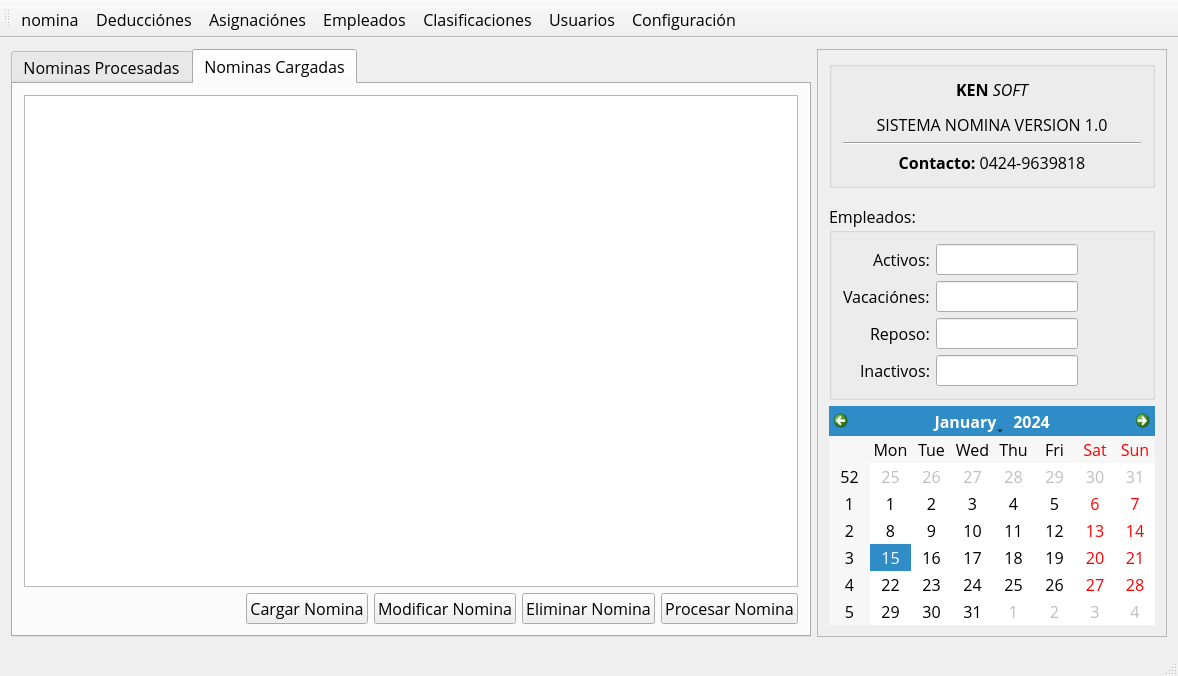
Above: mainwindow.ui from kendryfbo/sistema-nomina before the change. Below: the same form after it.
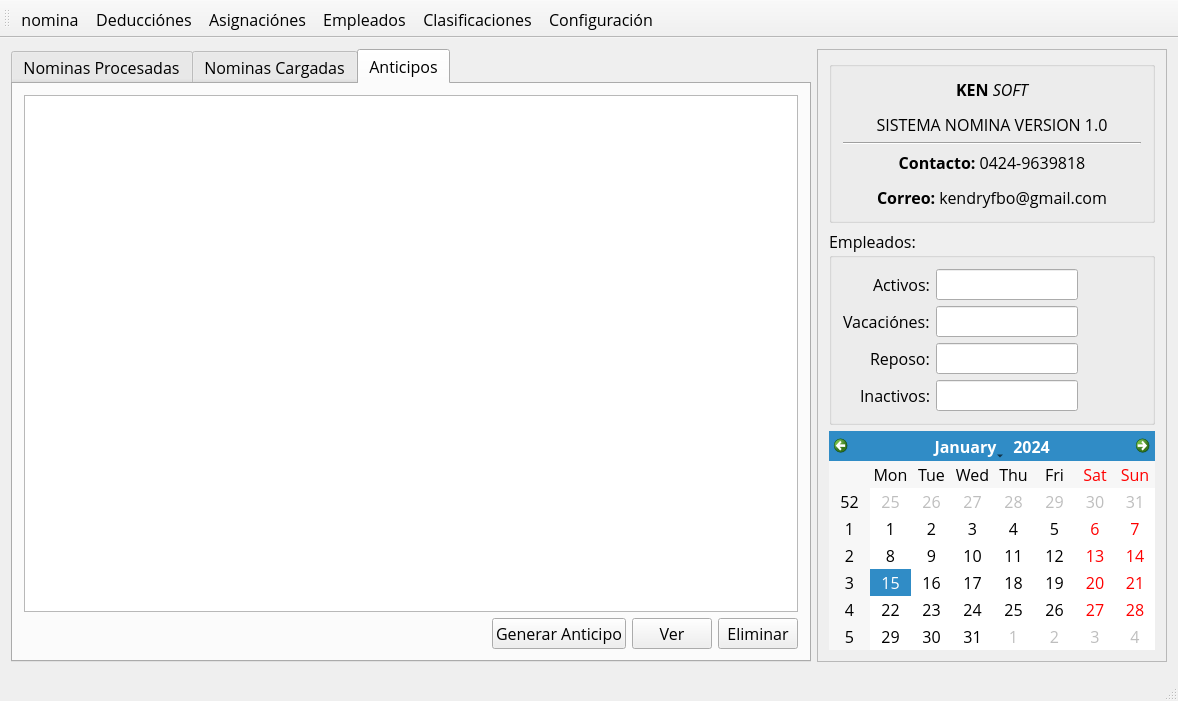
That is the form after the change. Icons and pictures are not drawn.

Commit message: Se agrego el modulo de anticipos al sistema de nomina

What changed in the file:
```diff
--- a/mainwindow.ui
+++ b/mainwindow.ui
@@ -14,6 +14,7 @@
    <font>
     <family>Open Sans</family>
     <pointsize>12</pointsize>
+    <stylestrategy>PreferAntialias</stylestrategy>
    </font>
   </property>
   <property name="windowTitle">
@@ -29,8 +30,11 @@
         <height>0</height>
        </size>
       </property>
+      <property name="tabPosition">
+       <enum>QTabWidget::North</enum>
+      </property>
       <property name="currentIndex">
-       <number>1</number>
+       <number>2</number>
       </property>
       <widget class="QWidget" name="tab">
        <attribute name="title">
@@ -142,6 +146,13 @@
         </item>
         <item row="0" column="0">
          <widget class="QTableView" name="nominaCargadaTableView">
+          <property name="font">
+           <font>
+            <pointsize>10</pointsize>
+            <weight>50</weight>
+            <bold>false</bold>
+           </font>
+          </property>
           <property name="alternatingRowColors">
            <bool>true</bool>
           </property>
@@ -154,10 +165,84 @@
           <attribute name="horizontalHeaderCascadingSectionResizes">
            <bool>false</bool>
           </attribute>
+          <attribute name="horizontalHeaderStretchLastSection">
+           <bool>true</bool>
+          </attribute>
          </widget>
         </item>
        </layout>
       </widget>
+      <widget class="QWidget" name="tab_3">
+       <attribute name="title">
+        <string>Anticipos</string>
+       </attribute>
+       <layout class="QGridLayout" name="gridLayout_7">
+        <item row="0" column="0">
+         <widget class="QTableView" name="anticipoTableView">
+          <property name="font">
+           <font>
+            <pointsize>10</pointsize>
+            <weight>50</weight>
+            <bold>false</bold>
+           </font>
+          </property>
+          <property name="alternatingRowColors">
+           <bool>true</bool>
+          </property>
+          <property name="selectionMode">
+           <enum>QAbstractItemView::SingleSelection</enum>
+          </property>
+          <property name="selectionBehavior">
+           <enum>QAbstractItemView::SelectRows</enum>
+          </property>
+          <attribute name="horizontalHeaderCascadingSectionResizes">
+           <bool>true</bool>
+          </attribute>
+          <attribute name="horizontalHeaderStretchLastSection">
+           <bool>true</bool>
+          </attribute>
+         </widget>
+        </item>
+        <item row="1" column="0">
+         <layout class="QHBoxLayout" name="horizontalLayout_7">
+          <item>
+           <spacer name="horizontalSpacer_7">
+            <property name="orientation">
+             <enum>Qt::Horizontal</enum>
+            </property>
+            <property name="sizeHint" stdset="0">
+             <size>
+              <width>40</width>
+              <height>20</height>
+             </size>
+            </property>
+           </spacer>
+          </item>
+          <item>
+           <widget class="QPushButton" name="CargarNomPushButton_2">
+            <property name="text">
+             <string>Generar Anticipo</string>
+            </property>
+           </widget>
+          </item>
+          <item>
+           <widget class="QPushButton" name="verAnticipoPushButton">
+            <property name="text">
+             <string>Ver</string>
+            </property>
+           </widget>
+          </item>
+          <item>
+           <widget class="QPushButton" name="CargarNomPushButton_4">
+            <property name="text">
+             <string>Eliminar</string>
+            </property>
+           </widget>
+          </item>
+         </layout>
+        </item>
+       </layout>
+      </widget>
      </widget>
     </item>
     <item row="0" column="1">
@@ -219,7 +304,7 @@
           <item row="2" column="0">
            <widget class="QLabel" name="label_6">
             <property name="text">
-             <string>&lt;html&gt;&lt;head/&gt;&lt;body&gt;&lt;p align=&quot;center&quot;&gt;&lt;span style=&quot; font-weight:600;&quot;&gt;Contacto:&lt;/span&gt; 0424-9639818&lt;/p&gt;&lt;/body&gt;&lt;/html&gt;</string>
+             <string>&lt;html&gt;&lt;head/&gt;&lt;body&gt;&lt;p align=&quot;center&quot;&gt;&lt;span style=&quot; font-weight:600;&quot;&gt;Contacto:&lt;/span&gt; 0424-9639818&lt;/p&gt;&lt;p align=&quot;center&quot;&gt;&lt;span style=&quot; font-weight:600;&quot;&gt;Correo: &lt;/span&gt;kendryfbo@gmail.com&lt;/p&gt;&lt;/body&gt;&lt;/html&gt;</string>
             </property>
            </widget>
           </item>
@@ -414,6 +499,9 @@
    </property>
   </widget>
   <widget class="QToolBar" name="mainToolBar">
+   <property name="enabled">
+    <bool>true</bool>
+   </property>
    <attribute name="toolBarArea">
     <enum>TopToolBarArea</enum>
    </attribute>
@@ -425,7 +513,6 @@
    <addaction name="actionAsignaciones"/>
    <addaction name="actionEmpleados"/>
    <addaction name="actionClasificaciones"/>
-   <addaction name="actionUsuarios"/>
    <addaction name="actionConfiguracion"/>
   </widget>
   <widget class="QStatusBar" name="statusBar"/>
```
Left out of the diff: 20 changed lines with no effect on the pictures. The commit also changes 57 other files.
